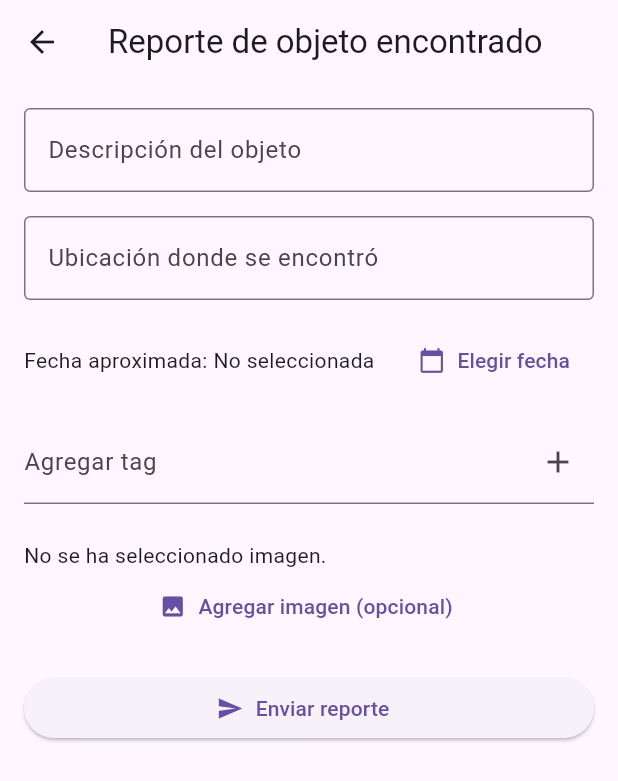
After one commit to Diego-Mtus/Equipo05-IdS, a Flutter app: the screen it shows after launch, after a tap on "Reportar objeto encontrado", on a phone screen of 412 x 824 dp. The commit adds this screen. Shown: the top 781 px of the screen. Run offline on Flutter 3.47's test engine with Material 3 defaults, Android fonts, the light colour scheme and no system bars; our stand-ins replace image_picker, shared_preferences.

Commit message:
feat: implementación de task #8 y #9

```diff
--- /dev/null
+++ b/lib/formulario_objeto_encontrado.dart
@@ -0,0 +1,194 @@
+import 'dart:io';
+
+import 'package:flutter/foundation.dart';
+import 'package:flutter/material.dart';
+import 'package:image_picker/image_picker.dart';
+import 'package:objetos_perdidos/enum_tipo_objeto.dart';
+import 'package:objetos_perdidos/formulario_datos_personales.dart';
+import 'package:objetos_perdidos/reporte.dart';
+
+class FormularioObjetoEncontrado extends StatefulWidget {
+  const FormularioObjetoEncontrado({super.key});
+
+  @override
+  State<FormularioObjetoEncontrado> createState() =>
+      _FormularioObjetoEncontradoState();
+}
+
+class _FormularioObjetoEncontradoState extends State<FormularioObjetoEncontrado> {
+  final _formKey = GlobalKey<FormState>();
+  final _descripcionController = TextEditingController();
+  final _ubicacionController = TextEditingController();
+  final _tagsController = TextEditingController();
+
+  List<String> _tags = [];
+  DateTime? _fechaSeleccionada;
+  File? _imagen;
+
+  // Fecha
+  Future<void> _seleccionarFecha(BuildContext context) async {
+    final hoy = DateTime.now();
+    final seleccionada = await showDatePicker(
+      context: context,
+      firstDate: DateTime(hoy.year - 1),
+      lastDate: hoy,
+      initialDate: hoy,
+    );
+    if (seleccionada != null) setState(() => _fechaSeleccionada = seleccionada);
+  }
+
+  // Imagen
+  Future<void> _seleccionarImagen() async {
+    final picker = ImagePicker();
+    final seleccion = await picker.pickImage(source: ImageSource.gallery);
+    if (seleccion != null) setState(() => _imagen = File(seleccion.path));
+  }
+
+  // Tags
+  void _agregarTag() {
+    final texto = _tagsController.text.trim();
+    if (texto.isNotEmpty && !_tags.contains(texto)) {
+      setState(() {
+        _tags.add(texto);
+        _tagsController.clear();
+      });
+    }
+  }
+
+  void _removerTag(String tag) => setState(() => _tags.remove(tag));
+
+  Future<void> _enviarFormulario() async {
+    if (!_formKey.currentState!.validate()) {
+      ScaffoldMessenger.of(context).showSnackBar(
+        const SnackBar(content: Text("Complete todos los campos obligatorios")),
+      );
+      return;
+    }
+
+    if (_fechaSeleccionada == null) {
+    ScaffoldMessenger.of(context).showSnackBar(
+      const SnackBar(content: Text("Debe seleccionar una fecha aproximada")),
+    );
+    return;
+  }
+
+    // Se crea un reporte parcial, sin usuario todavia
+    final reporteParcial = Reporte(
+      id: DateTime.now().millisecondsSinceEpoch.toString(),
+      descripcion: _descripcionController.text.trim(),
+      ubicacion: _ubicacionController.text.trim(),
+      tags: _tags,
+      fecha: _fechaSeleccionada ?? DateTime.now(),
+      tipo: TipoObjeto.encontrado,
+      usuario: null,
+      imagenPath: _imagen?.path,
+    );
+
+    // Ir al formulario de datos personales (para task #6)
+    Navigator.of(context).push(
+      MaterialPageRoute(
+        builder: (context) =>
+            FormularioDatosPersonales(reportePrevio: reporteParcial),
+      ),
+    );
+  }
+
+  @override
+  Widget build(BuildContext context) {
+    return Scaffold(
+      appBar: AppBar(title: const Text('Reporte de objeto encontrado')),
+      body: Padding(
+        padding: const EdgeInsets.all(16.0),
+        child: Form(
+          key: _formKey,
+          child: ListView(
+            children: [
+              // Descripción
+              TextFormField(
+                controller: _descripcionController,
+                decoration: const InputDecoration(
+                  labelText: 'Descripción del objeto',
+                  border: OutlineInputBorder(),
+                ),
+                validator: (v) =>
+                    v == null || v.isEmpty ? 'Ingrese una decripción' : null,
+              ),
+              const SizedBox(height: 16),
+              // Ubicación
+              TextFormField(
+                controller: _ubicacionController,
+                decoration: const InputDecoration(
+                  labelText: 'Ubicación donde se encontró',
+                  border: OutlineInputBorder(),
+                ),
+                validator: (v) =>
+                    v == null || v.isEmpty ? 'Ingrese una ubicación' : null,
+              ),
+              const SizedBox(height: 16),
+              // Fecha
+              Row(
+                children: [
+                  Expanded(
+                    child: Text(
+                      _fechaSeleccionada == null
+                          ? 'Fecha aproximada: No seleccionada'
+                          : 'Fecha: ${_fechaSeleccionada!.day}/${_fechaSeleccionada!.month}/${_fechaSeleccionada!.year}',
+                    ),
+                  ),
+                  TextButton.icon(
+                    onPressed: () => _seleccionarFecha(context),
+                    label: const Text('Elegir fecha'),
+                    icon: const Icon(Icons.calendar_today),
+                  ),
+                ],
+              ),
+              const SizedBox(height: 16),
+              // Tags
+              TextField(
+                controller: _tagsController,
+                decoration: InputDecoration(
+                  labelText: 'Agregar tag',
+                  suffixIcon: IconButton(
+                    onPressed: _agregarTag,
+                    icon: const Icon(Icons.add),
+                  ),
+                ),
+                onSubmitted: (_) => _agregarTag(),
+              ),
+              const SizedBox(height: 8),
+              Wrap(
+                spacing: 6,
+                children: _tags
+                    .map(
+                      (tag) => Chip(
+                        label: Text(tag),
+                        onDeleted: () => _removerTag(tag),
+                      ),
+                    )
+                    .toList(),
+              ),
+              const SizedBox(height: 16),
+              // Imagen
+              _imagen == null
+                  ? const Text('No se ha seleccionado imagen.')
+                  : (kIsWeb
+                        ? Image.network(_imagen!.path, height: 150)
+                        : Image.file(_imagen!, height: 150)),
+              TextButton.icon(
+                onPressed: _seleccionarImagen,
+                icon: const Icon(Icons.image),
+                label: const Text('Agregar imagen (opcional)'),
+              ),
+              const SizedBox(height: 20),
+              ElevatedButton.icon(
+                onPressed: _enviarFormulario,
+                label: const Text("Enviar reporte"),
+                icon: const Icon(Icons.send),
+              ),
+            ],
+          ),
+        ),
+      ),
+    );
+  }
+}
--- a/lib/main.dart
+++ b/lib/main.dart
@@ -1,4 +1,5 @@
 import 'package:flutter/material.dart';
+import 'package:objetos_perdidos/formulario_objeto_encontrado.dart';
 import 'formulario_objeto_perdido.dart';
 
 void main() {
@@ -28,7 +29,11 @@ class HomeScreen extends StatelessWidget {
     return Scaffold(
       appBar: AppBar(title: const Text('Objetos Perdidos UdeC')),
       body: Center(
-        child: ElevatedButton.icon(
+        child: Column(
+          mainAxisAlignment: MainAxisAlignment.center,
+          children: [
+
+            ElevatedButton.icon(
               icon: const Icon(Icons.add),
               label: const Text('Reportar objeto perdido'),
               onPressed: () {
@@ -40,6 +45,21 @@ class HomeScreen extends StatelessWidget {
                 );
               },
             ),
+            const SizedBox(height: 16),
+            ElevatedButton.icon(
+              icon: const Icon(Icons.add),
+              label: const Text('Reportar objeto encontrado'),
+              onPressed: () {
+                Navigator.push(
+                  context,
+                  MaterialPageRoute(
+                    builder: (context) => const FormularioObjetoEncontrado(),
+                  ),
+                );
+              },
+            )
+          ],
+        ),
       ),
     );
   }
```
Lines whose indentation alone changed are shown as unchanged.
